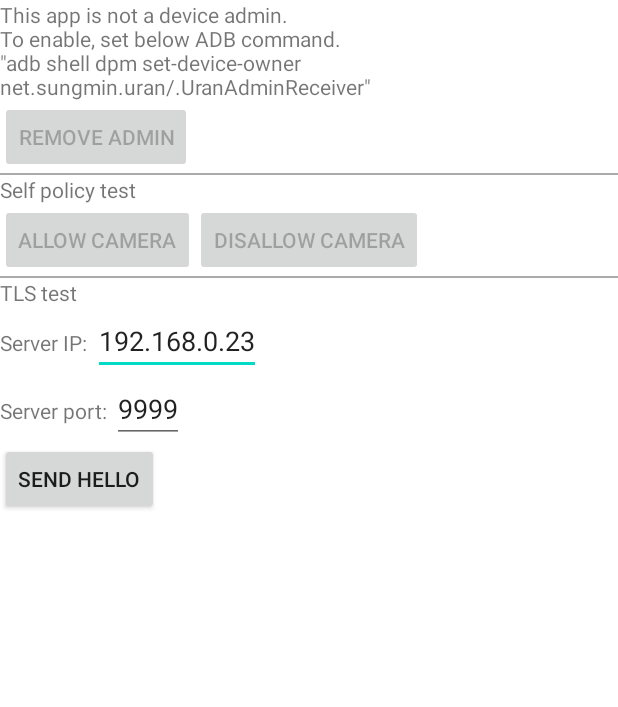
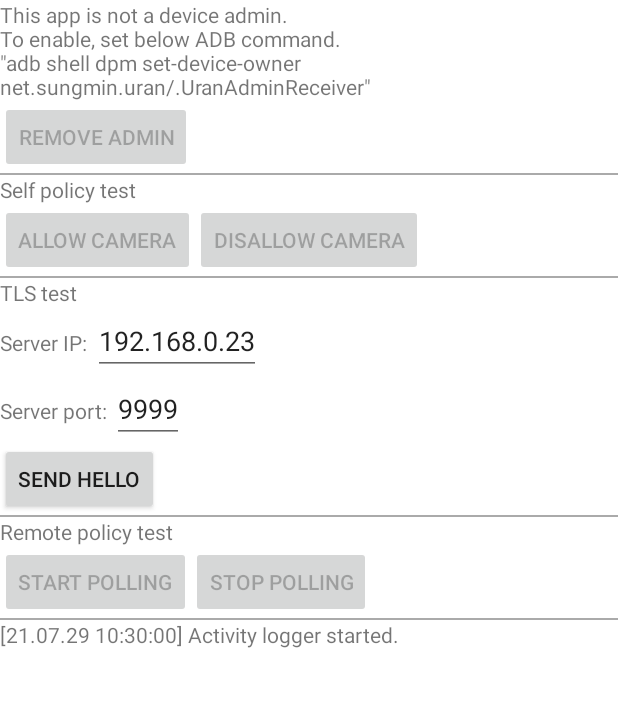
Before and after one commit to sungmin-net/AndroidMdmClient_UranProject, an Android app: the screen it shows after launch (MainActivity), after a tap on "SEND HELLO", on a phone screen of 412 x 824 dp, the part 29-736 px from its top. Run offline under Robolectric (Android 15) with nearby library versions, the phone set to English and light mode, and no system bars.

Commit message:
210729 sync

```diff
--- a/app/build.gradle
+++ b/app/build.gradle
@@ -33,6 +33,7 @@ dependencies {
     implementation 'androidx.appcompat:appcompat:1.2.0'
     implementation 'com.google.android.material:material:1.2.1'
     implementation 'androidx.constraintlayout:constraintlayout:2.0.1'
+    implementation 'androidx.localbroadcastmanager:localbroadcastmanager:1.0.0'
     testImplementation 'junit:junit:4.+'
     androidTestImplementation 'androidx.test.ext:junit:1.1.2'
     androidTestImplementation 'androidx.test.espresso:espresso-core:3.3.0'
--- a/app/src/main/java/net/sungmin/uran/MainActivity.java
+++ b/app/src/main/java/net/sungmin/uran/MainActivity.java
@@ -2,18 +2,25 @@ package net.sungmin.uran;
 
 import android.app.Activity;
 import android.app.admin.DevicePolicyManager;
+import android.content.BroadcastReceiver;
 import android.content.ComponentName;
 import android.content.Context;
+import android.content.Intent;
+import android.content.IntentFilter;
 import android.icu.util.Output;
 import android.net.ConnectivityManager;
 import android.net.NetworkInfo;
 import android.os.Bundle;
+import android.os.Handler;
+import android.text.method.ScrollingMovementMethod;
 import android.util.Log;
 import android.view.View;
 import android.widget.Button;
 import android.widget.EditText;
 import android.widget.TextView;
 import android.widget.Toast;
+
+import androidx.localbroadcastmanager.content.LocalBroadcastManager;
 
 import java.io.BufferedInputStream;
 import java.io.BufferedReader;
@@ -32,6 +39,8 @@ import java.security.NoSuchAlgorithmException;
 import java.security.cert.Certificate;
 import java.security.cert.CertificateException;
 import java.security.cert.CertificateFactory;
+import java.text.SimpleDateFormat;
+import java.util.Date;
 import java.util.List;
 
 import javax.net.ssl.SSLContext;
@@ -41,21 +50,41 @@ import javax.net.ssl.TrustManagerFactory;
 
 public class MainActivity extends Activity {
 
-    String LOG_TAG = "URAN_MAIN";
+    static String LOG_TAG = "URAN_MAIN";
+    public static final String ACTIVITY_LOG = "ACTIVITY_LOG";
 
     DevicePolicyManager mDpm;
     ConnectivityManager mCm;
     SSLContext mSslContext;
 
     TextView mTxtIsDeviceOwner;
+    TextView mTxtActivityLogger;
     Button mBtnRemoveAdmin;
     Button mBtnAllowCamera;
     Button mBtnDisallowCamera;
     Button mBtnSendHello;
+    Button mBtnStartPolling;
+    Button mBtnStopPolling;
+
     EditText mEtServerIp;
     EditText mEtServerPort;
     String mPackageName;
     ComponentName mComponentName;
+
+    BroadcastReceiver mReceiver = new BroadcastReceiver() {
+        @Override
+        public void onReceive(Context context, Intent intent) {
+            String action = intent.getAction();
+            Log.d(LOG_TAG, "onReceive() " + action);
+            switch(action) {
+                case ACTIVITY_LOG:
+                    activityLog(intent.getStringExtra(ACTIVITY_LOG));
+                    break;
+                default:
+                    throw new IllegalStateException("Unexpected value: " + intent.getAction());
+            }
+        }
+    };
 
     @Override
     protected void onCreate(Bundle savedInstanceState) {
@@ -67,31 +96,6 @@ public class MainActivity extends Activity {
         mPackageName = getApplicationContext().getPackageName();
         mComponentName = UranAdminReceiver.getComponentName(getApplicationContext());
 
-        // prepare ssl context
-        try {
-            // load cert
-            CertificateFactory cf = CertificateFactory.getInstance("X.509");
-            InputStream caInput = getResources().openRawResource(R.raw.uran_mdm_server);
-            Certificate cert = cf.generateCertificate(caInput);
-
-            // create keystore
-            KeyStore keyStore = KeyStore.getInstance(KeyStore.getDefaultType());
-            keyStore.load(null, null);
-            keyStore.setCertificateEntry("ca", cert);
-
-            // create TrustManager
-            TrustManagerFactory tmf = TrustManagerFactory.getInstance(
-                    TrustManagerFactory.getDefaultAlgorithm());
-            tmf.init(keyStore);
-
-            // create SSLContext
-            mSslContext = SSLContext.getInstance("TLS");
-            mSslContext.init(null, tmf.getTrustManagers(), null);
-
-        } catch (CertificateException | KeyStoreException | IOException | NoSuchAlgorithmException | KeyManagementException e) {
-            e.printStackTrace();
-        }
-
         // prepare button and listeners
         mTxtIsDeviceOwner = findViewById(R.id.txt_is_device_owner);
         mBtnRemoveAdmin = findViewById(R.id.btn_remove_admin);
@@ -100,7 +104,7 @@ public class MainActivity extends Activity {
             public void onClick(View view) {
                 Log.d(LOG_TAG, "btnRemoveAdminClicked");
                 mDpm.clearDeviceOwnerApp(mPackageName);
-                showToast("URAN admin removed.");
+                activityLog("URAN admin removed.");
                 mBtnAllowCamera.setEnabled(false);
                 mBtnDisallowCamera.setEnabled(false);
             }
@@ -111,7 +115,7 @@ public class MainActivity extends Activity {
             public void onClick(View view) {
                 Log.d(LOG_TAG, "btnAllowCameraClicked");
                 mDpm.setCameraDisabled(mComponentName, false);
-                showToast("Camera allowed.");
+                activityLog("Camera allowed.");
             }
         });
         mBtnDisallowCamera = findViewById(R.id.btn_disallow_camera);
@@ -120,7 +124,7 @@ public class MainActivity extends Activity {
             public void onClick(View view) {
                 Log.d(LOG_TAG, "btnDisallowCameraClicked");
                 mDpm.setCameraDisabled(mComponentName, true);
-                showToast("Camera disallowed.");
+                activityLog("Camera disallowed.");
             }
         });
         mBtnSendHello = findViewById(R.id.btn_send_hello);
@@ -130,25 +134,21 @@ public class MainActivity extends Activity {
 
             @Override
             public void onClick(View view) {
-                try {
-                    SSLSocketFactory factory = mSslContext.getSocketFactory();
-                    SSLSocket sslSocket = (SSLSocket) factory.createSocket(
-                            mEtServerIp.getText().toString(),
-                            Integer.parseInt(mEtServerPort.getText().toString()));
-
-                    BufferedWriter writer = new BufferedWriter(new OutputStreamWriter(
-                            sslSocket.getOutputStream()));
-                    BufferedReader reader = new BufferedReader(new InputStreamReader(
-                            sslSocket.getInputStream()));
-
-                    // TODO
-                } catch (UnknownHostException e) {
-                    e.printStackTrace();
-                } catch (IOException e) {
-                    e.printStackTrace();
-                }
+                Log.i(LOG_TAG, "Send Hello clicked.");
+                Intent intent = new Intent(getApplicationContext(), UranAdminService.class);
+                intent.setAction(UranAdminService.ACTION_SEND_HELLO);
+                intent.putExtra("SERVER_IP", getServerIp());
+                intent.putExtra("SERVER_PORT", getServerPort());
+                startService(intent);
             }
         });
+
+        mTxtActivityLogger = findViewById(R.id.activity_logger);
+        mTxtActivityLogger.setMovementMethod(new ScrollingMovementMethod());
+        mTxtActivityLogger.setText(getTime() + "Activity logger started.");
+
+        mBtnStartPolling = findViewById(R.id.btn_start_polling);
+        mBtnStopPolling = findViewById(R.id.btn_stop_polling);
     }
 
     @Override
@@ -180,9 +180,37 @@ public class MainActivity extends Activity {
         } else {
             mBtnSendHello.setEnabled(false);
         }
+
+        if (isConnected && isDeviceOwner) {
+            mBtnStartPolling.setEnabled(true);
+            mBtnStopPolling.setEnabled(true);
+        } else {
+            mBtnStartPolling.setEnabled(false);
+            mBtnStopPolling.setEnabled(false);
+        }
+        registerReceiver(mReceiver, new IntentFilter(ACTIVITY_LOG));
     }
 
-    private void showToast(String msg) {
-        Toast.makeText(getApplicationContext(), msg, Toast.LENGTH_LONG).show();
+    @Override
+    protected void onPause() {
+        super.onPause();
+        unregisterReceiver(mReceiver);
+    }
+
+    protected String getServerIp() {
+        return mEtServerIp.getText().toString();
+    }
+
+    protected String getServerPort() {
+        return mEtServerPort.getText().toString();
+    }
+
+    protected void activityLog(String msg) {
+        mTxtActivityLogger.append("\n" + getTime() + msg);
+    }
+
+    private String getTime() {
+        SimpleDateFormat format = new SimpleDateFormat("[yy.MM.dd HH:mm:ss] ");
+        return format.format(new Date());
     }
 }
--- a/app/src/main/res/layout/activity_main.xml
+++ b/app/src/main/res/layout/activity_main.xml
@@ -4,6 +4,8 @@
     android:layout_height="match_parent"
     android:layout_width="match_parent"
     android:orientation="vertical"
+    android:focusable="true"
+    android:focusableInTouchMode="true"
     android:textAllCaps="false">
 
     <TextView
@@ -61,6 +63,7 @@
         android:layout_width="wrap_content"
         android:layout_height="wrap_content"
         android:text="TLS test"/>
+
     <LinearLayout
         android:layout_width="wrap_content"
         android:layout_height="wrap_content"
@@ -97,4 +100,40 @@
         android:id="@+id/btn_send_hello"
         android:text="Send hello"
         android:enabled="false"/>
+    <View
+        android:layout_width="match_parent"
+        android:layout_height="1dp"
+        android:background="@android:color/darker_gray"/>
+    <TextView
+        android:layout_width="wrap_content"
+        android:layout_height="wrap_content"
+        android:text="Remote policy test"/>
+    <LinearLayout
+        android:layout_width="match_parent"
+        android:layout_height="wrap_content"
+        android:orientation="horizontal"
+        >
+        <Button
+            android:layout_width="wrap_content"
+            android:layout_height="wrap_content"
+            android:id="@+id/btn_start_polling"
+            android:text="Start polling"
+            android:enabled="false"/>
+        <Button
+            android:layout_width="wrap_content"
+            android:layout_height="wrap_content"
+            android:id="@+id/btn_stop_polling"
+            android:text="Stop polling"
+            android:enabled="false"/>
+    </LinearLayout>
+    <View
+        android:layout_width="match_parent"
+        android:layout_height="1dp"
+        android:background="@android:color/darker_gray"/>
+    <TextView
+        android:layout_width="match_parent"
+        android:layout_height="wrap_content"
+        android:scrollbars="vertical"
+        android:gravity="bottom"
+        android:id="@+id/activity_logger"/>
 </LinearLayout>
```
Also changed, not shown: app/src/main/AndroidManifest.xml (+6 -1 lines), app/src/main/java/net/sungmin/uran/UranAdminReceiver.java (+16 -3 lines), app/src/main/java/net/sungmin/uran/UranAdminService.java (added, +137 -0 lines).
